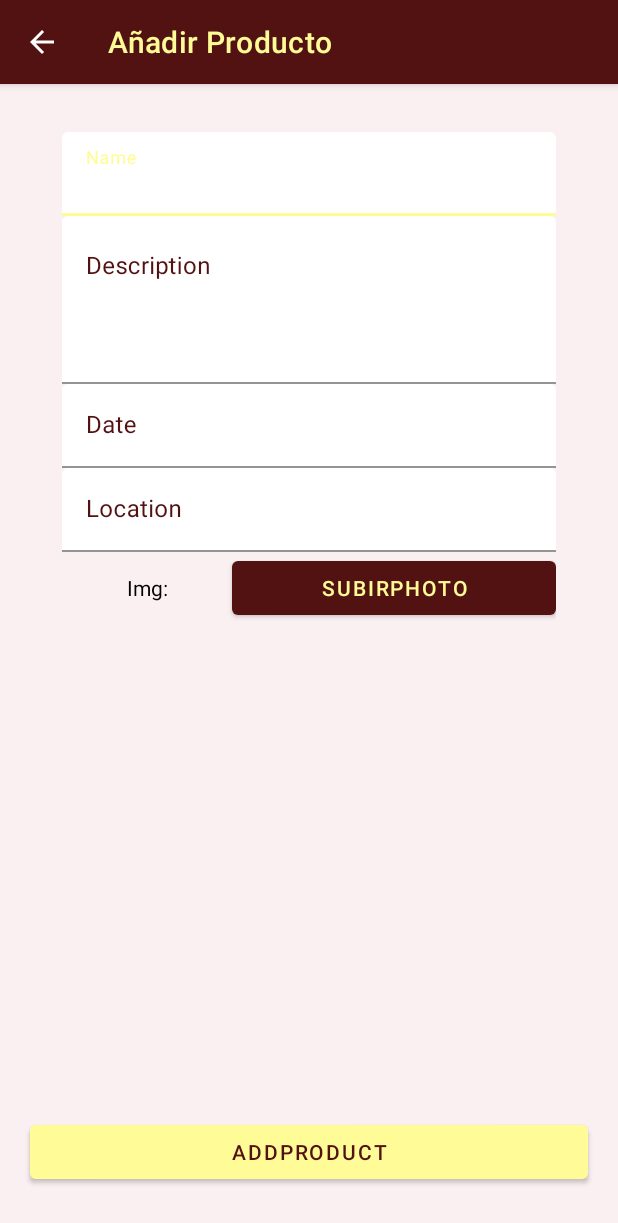
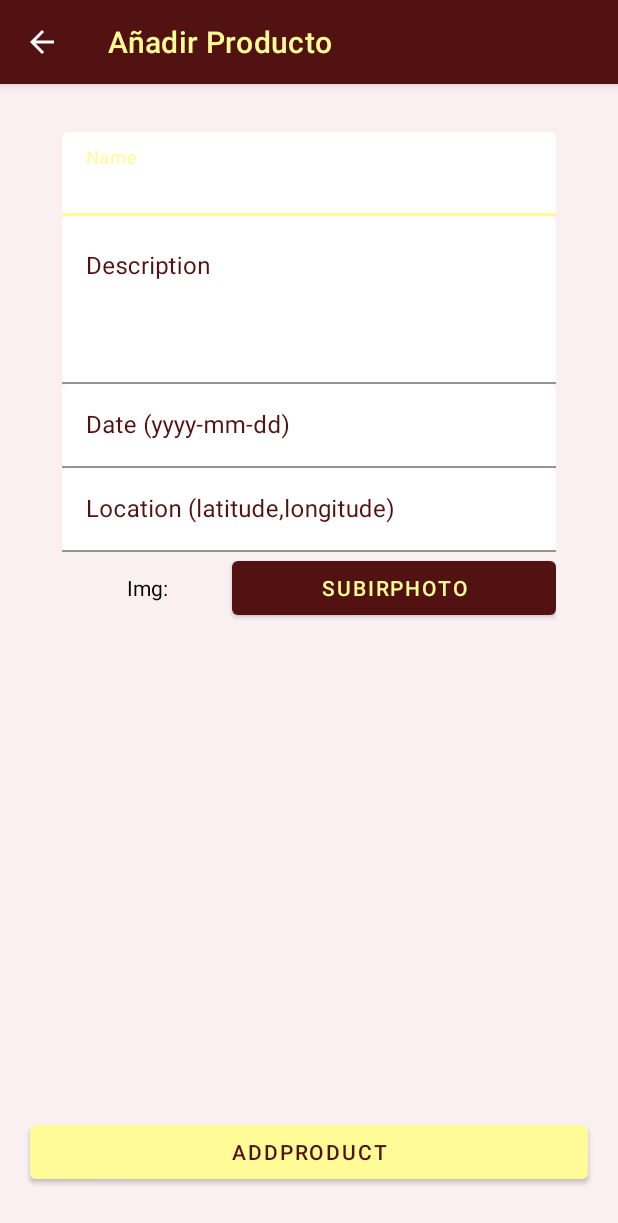
Before and after one commit to Gargalv/BlissBirth, an Android app: the AniadirProducto screen opened directly, with no data from a screen before it, on a phone screen of 412 x 824 dp. Shown: the top 1223 px of the screen. Run offline under Robolectric (Android 15) with nearby library versions, the phone set to English and light mode, and no system bars; our stand-ins replace Firebase (no records; nobody signed in at launch, a user with empty details on screens opened directly).

Commit message:
ajuste de subir un cumple

```diff
--- a/app/src/main/res/layout/activity_aniadir_producto.xml
+++ b/app/src/main/res/layout/activity_aniadir_producto.xml
@@ -82,7 +82,7 @@
                 style="@style/interior_caja"
                 android:layout_width="match_parent"
                 android:layout_height="wrap_content"
-                android:hint="Date"
+                android:hint="Date (yyyy-mm-dd)"
                 android:inputType="datetime"
                 android:textColor="@color/black" />
         </com.google.android.material.textfield.TextInputLayout>
@@ -101,7 +101,7 @@
                 style="@style/interior_caja"
                 android:layout_width="match_parent"
                 android:layout_height="wrap_content"
-                android:hint="Location"
+                android:hint="Location (latitude,longitude)"
                 android:inputType="text"
                 android:textColor="@color/black" />
         </com.google.android.material.textfield.TextInputLayout>
```
